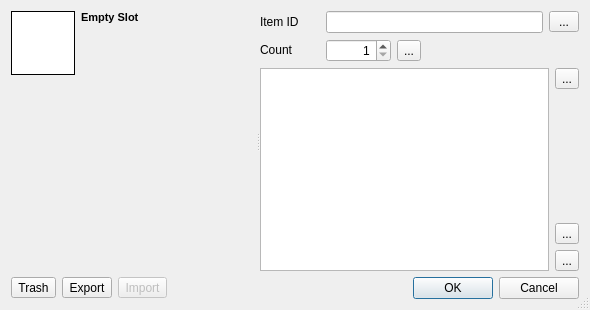
Qt form starcheat/templates/ItemEdit.ui (wizzomafizzo/starcheat) before a commit.
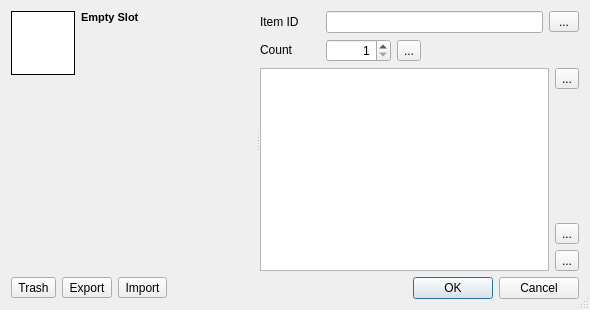
The same form after that commit. Icons and pictures are not drawn.

Commit message: Add import item support

Diff of the .ui file:
```diff
--- a/starcheat/templates/ItemEdit.ui
+++ b/starcheat/templates/ItemEdit.ui
@@ -419,9 +419,6 @@
        </item>
        <item>
         <widget class="QToolButton" name="import_button">
-         <property name="enabled">
-          <bool>false</bool>
-         </property>
          <property name="toolTip">
           <string>Import Item From A File</string>
          </property>
@@ -434,10 +431,29 @@
          </property>
         </widget>
        </item>
+       <item>
+        <spacer name="horizontalSpacer_2">
+         <property name="orientation">
+          <enum>Qt::Horizontal</enum>
+         </property>
+         <property name="sizeHint" stdset="0">
+          <size>
+           <width>40</width>
+           <height>20</height>
+          </size>
+         </property>
+        </spacer>
+       </item>
       </layout>
      </item>
      <item>
       <widget class="QDialogButtonBox" name="buttonBox">
+       <property name="sizePolicy">
+        <sizepolicy hsizetype="Fixed" vsizetype="Fixed">
+         <horstretch>0</horstretch>
+         <verstretch>0</verstretch>
+        </sizepolicy>
+       </property>
        <property name="orientation">
         <enum>Qt::Horizontal</enum>
        </property>
```
The commit also changes 1 other file.
